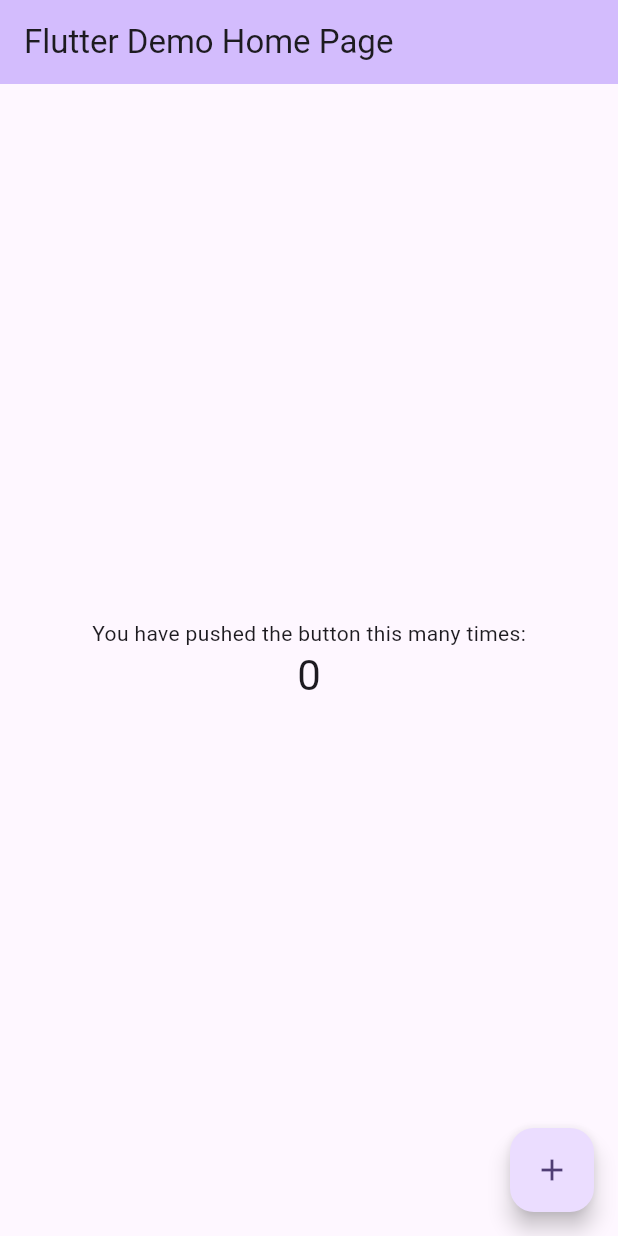
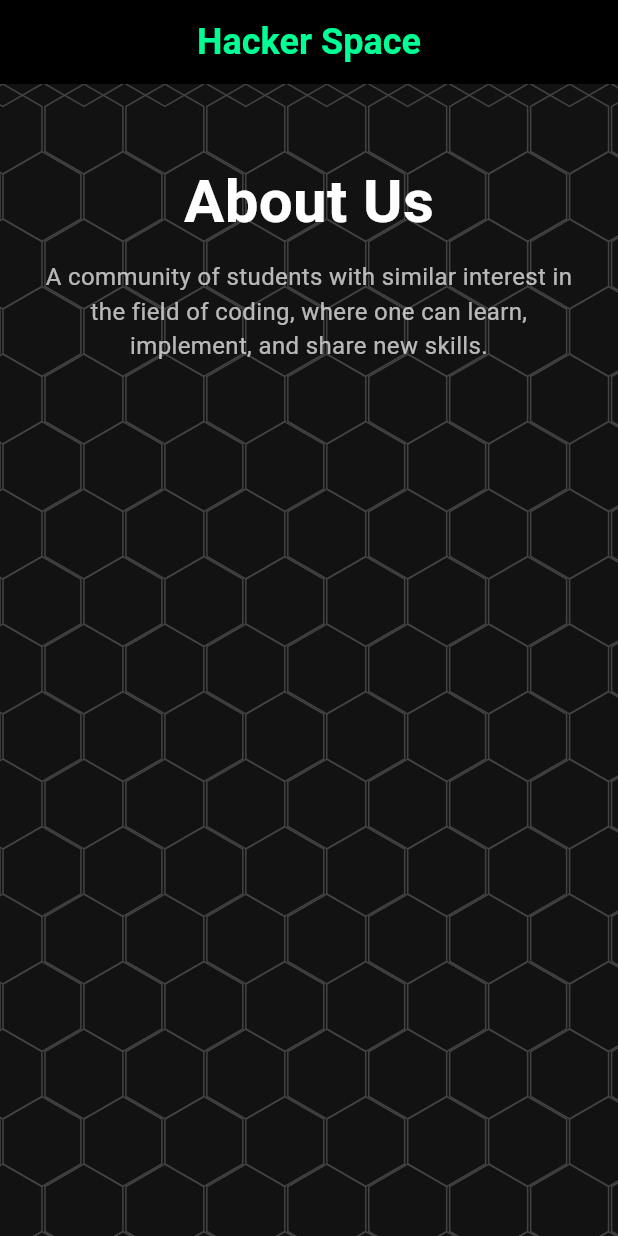
Before and after one commit to Hackerspace2023/Hackerspace_Portfolio-Flutter-App-Public, a Flutter app: the screen it shows after launch, on a phone screen of 412 x 824 dp. Run offline on Flutter 3.47's test engine with Material 3 defaults, Android fonts, the phone set to English and light mode, and no system bars.

Commit message:
Worked on About Us section. Dynamic Hexagonal Grid: Creates a flat-topped hexagonal grid background using CustomPainter. Interactive Hover Effect: Highlights hexagons on user interaction (pan gesture). Customizable Design: Adjustable hexagon size, spacing, and color. Responsive Layout: Adapts to varying screen sizes. Themed UI: Dark theme with a sleek design for better visual aesthetics.

```diff
--- a/lib/main.dart
+++ b/lib/main.dart
@@ -1,4 +1,5 @@
 import 'package:flutter/material.dart';
+import 'dart:math';
 
 void main() {
   runApp(const MyApp());
@@ -7,46 +8,31 @@
 class MyApp extends StatelessWidget {
   const MyApp({super.key});
 
-  // This widget is the root of your application.
   @override
   Widget build(BuildContext context) {
     return MaterialApp(
-      title: 'Flutter Demo',
+      title: 'Hacker Space',
+      debugShowCheckedModeBanner: false,
       theme: ThemeData(
-        // This is the theme of your application.
-        //
-        // TRY THIS: Try running your application with "flutter run". You'll see
-        // the application has a purple toolbar. Then, without quitting the app,
-        // try changing the seedColor in the colorScheme below to Colors.green
-        // and then invoke "hot reload" (save your changes or press the "hot
-        // reload" button in a Flutter-supported IDE, or press "r" if you used
-        // the command line to start the app).
-        //
-        // Notice that the counter didn't reset back to zero; the application
-        // state is not lost during the reload. To reset the state, use hot
-        // restart instead.
-        //
-        // This works for code too, not just values: Most code changes can be
-        // tested with just a hot reload.
-        colorScheme: ColorScheme.fromSeed(seedColor: Colors.deepPurple),
-        useMaterial3: true,
+        brightness: Brightness.dark,
+        scaffoldBackgroundColor: const Color(0xFF121212),
+        appBarTheme: const AppBarTheme(
+          backgroundColor: Colors.black,
+          centerTitle: true,
+          titleTextStyle: TextStyle(
+            fontSize: 24,
+            fontWeight: FontWeight.bold,
+            color: Color(0xFF00FF95),
           ),
-      home: const MyHomePage(title: 'Flutter Demo Home Page'),
+        ),
+      ),
+      home: const MyHomePage(title: 'Hacker Space'),
     );
   }
 }
 
 class MyHomePage extends StatefulWidget {
   const MyHomePage({super.key, required this.title});
-
-  // This widget is the home page of your application. It is stateful, meaning
-  // that it has a State object (defined below) that contains fields that affect
-  // how it looks.
-
-  // This class is the configuration for the state. It holds the values (in this
-  // case the title) provided by the parent (in this case the App widget) and
-  // used by the build method of the State. Fields in a Widget subclass are
-  // always marked "final".
 
   final String title;
 
@@ -55,71 +41,124 @@
 }
 
 class _MyHomePageState extends State<MyHomePage> {
-  int _counter = 0;
-
-  void _incrementCounter() {
-    setState(() {
-      // This call to setState tells the Flutter framework that something has
-      // changed in this State, which causes it to rerun the build method below
-      // so that the display can reflect the updated values. If we changed
-      // _counter without calling setState(), then the build method would not be
-      // called again, and so nothing would appear to happen.
-      _counter++;
-    });
-  }
+  Offset? _hoveredHexagon;
 
   @override
   Widget build(BuildContext context) {
-    // This method is rerun every time setState is called, for instance as done
-    // by the _incrementCounter method above.
-    //
-    // The Flutter framework has been optimized to make rerunning build methods
-    // fast, so that you can just rebuild anything that needs updating rather
-    // than having to individually change instances of widgets.
     return Scaffold(
       appBar: AppBar(
-        // TRY THIS: Try changing the color here to a specific color (to
-        // Colors.amber, perhaps?) and trigger a hot reload to see the AppBar
-        // change color while the other colors stay the same.
-        backgroundColor: Theme.of(context).colorScheme.inversePrimary,
-        // Here we take the value from the MyHomePage object that was created by
-        // the App.build method, and use it to set our appbar title.
         title: Text(widget.title),
       ),
-      body: Center(
-        // Center is a layout widget. It takes a single child and positions it
-        // in the middle of the parent.
+      body: Stack(
+        children: [
+          // Hexagonal grid background
+          GestureDetector(
+            onPanUpdate: (details) {
+              setState(() {
+                _hoveredHexagon = details.localPosition;
+              });
+            },
+            onPanEnd: (_) {
+              setState(() {
+                _hoveredHexagon = null;
+              });
+            },
+            child: CustomPaint(
+              painter: FlatHexagonGridPainter(hoveredHexagon: _hoveredHexagon),
+              size: MediaQuery.of(context).size,
+            ),
+          ),
+          // About Us content at the top-center
+          Padding(
+            padding: const EdgeInsets.symmetric(horizontal: 20, vertical: 50),
             child: Column(
-          // Column is also a layout widget. It takes a list of children and
-          // arranges them vertically. By default, it sizes itself to fit its
-          // children horizontally, and tries to be as tall as its parent.
-          //
-          // Column has various properties to control how it sizes itself and
-          // how it positions its children. Here we use mainAxisAlignment to
-          // center the children vertically; the main axis here is the vertical
-          // axis because Columns are vertical (the cross axis would be
-          // horizontal).
-          //
-          // TRY THIS: Invoke "debug painting" (choose the "Toggle Debug Paint"
-          // action in the IDE, or press "p" in the console), to see the
-          // wireframe for each widget.
-          mainAxisAlignment: MainAxisAlignment.center,
-          children: <Widget>[
-            const Text(
-              'You have pushed the button this many times:',
+              crossAxisAlignment: CrossAxisAlignment.center,
+              children: const [
+                Text(
+                  "About Us",
+                  style: TextStyle(
+                    color: Colors.white,
+                    fontSize: 40,
+                    fontWeight: FontWeight.bold,
                   ),
+                  textAlign: TextAlign.center,
+                ),
+                SizedBox(height: 10),
                 Text(
-              '$_counter',
-              style: Theme.of(context).textTheme.headlineMedium,
+                  "A community of students with similar interest in the field of coding, "
+                      "where one can learn, implement, and share new skills.",
+                  textAlign: TextAlign.center,
+                  style: TextStyle(
+                    color: Colors.white70,
+                    fontSize: 16,
+                  ),
                 ),
               ],
             ),
           ),
-      floatingActionButton: FloatingActionButton(
-        onPressed: _incrementCounter,
-        tooltip: 'Increment',
-        child: const Icon(Icons.add),
-      ), // This trailing comma makes auto-formatting nicer for build methods.
+        ],
+      ),
     );
   }
 }
+
+class FlatHexagonGridPainter extends CustomPainter {
+  final Offset? hoveredHexagon;
+
+  FlatHexagonGridPainter({this.hoveredHexagon});
+
+  @override
+  void paint(Canvas canvas, Size size) {
+    final paint = Paint()
+      ..color = Colors.grey[800]!
+      ..style = PaintingStyle.stroke
+      ..strokeWidth = 1;
+
+    final hoverPaint = Paint()
+      ..color = const Color(0xFF00FF95)
+      ..style = PaintingStyle.stroke
+      ..strokeWidth = 3;
+
+    const hexRadius = 30.0; // Radius of the hexagon
+    final hexWidth = sqrt(3) * hexRadius; // Width of flat-topped hexagon
+    final hexHeight = 2 * hexRadius; // Height of flat-topped hexagon
+
+    // Adjusted spacing for a consistent pattern
+    const horizontalSpacing = 2.0; // Horizontal space between hexagons
+    const verticalSpacing = 0.0; // Minimal vertical space between rows
+
+    for (double y = -hexHeight; y < size.height + hexHeight; y += hexHeight * 0.75 + verticalSpacing) {
+      for (double x = -hexWidth; x < size.width + hexWidth; x += hexWidth + horizontalSpacing) {
+        final isOffset = ((y ~/ (hexHeight * 0.75)) % 2 == 1);
+        final xOffset = isOffset ? (hexWidth / 2) : 0;
+
+        final center = Offset(x + xOffset, y);
+
+        // Draw hexagon
+        final isHovered = hoveredHexagon != null &&
+            (center - hoveredHexagon!).distance <= hexRadius * 2;
+        drawHexagon(canvas, isHovered ? hoverPaint : paint, center, hexRadius);
+      }
+    }
+  }
+
+  /// Draw a flat-topped hexagon
+  void drawHexagon(Canvas canvas, Paint paint, Offset center, double radius) {
+    final path = Path();
+    for (int i = 0; i < 6; i++) {
+      final angle = pi / 180 * (60 * i - 30); // Flat-topped orientation
+      final x = center.dx + radius * cos(angle);
+      final y = center.dy + radius * sin(angle);
+      if (i == 0) {
+        path.moveTo(x, y);
+      } else {
+        path.lineTo(x, y);
+      }
+    }
+    path.close();
+    canvas.drawPath(path, paint);
+  }
+
+  @override
+  bool shouldRepaint(covariant CustomPainter oldDelegate) => true;
+}
```
Also changed, not shown: pubspec.lock. Lines whose indentation alone changed are shown as unchanged.
